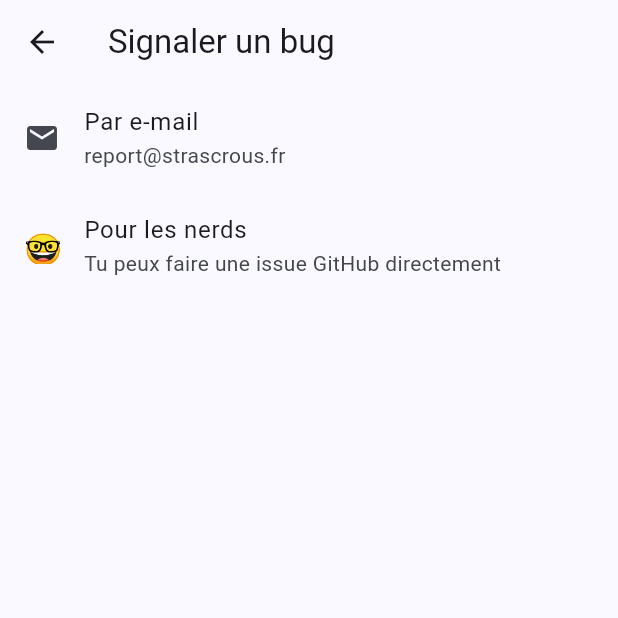
After one commit to Strascrous/App, a Flutter app: the BugPage screen opened by its route, on a phone screen of 412 x 824 dp, the top half of it. The commit adds this screen. Run offline on Flutter 3.47's test engine with Material 3 defaults, Android fonts, the phone set to English and light mode, and no system bars; drawn by our look-alikes of dynamic_color; our stand-ins replace flutter_svg, geolocator, get_storage, go_router; missing offline and left inert: home_widget, strascrous_data; accounts and stored records are empty.

Commit message:
feat: bug and suggestion in settings

```diff
--- a/lib/main.dart
+++ b/lib/main.dart
@@ -7,17 +7,18 @@ import 'package:go_router/go_router.dart';
 import 'package:strascrous/api/restaurants.dart';
 import 'package:strascrous/components/navigation.dart';
 import 'package:strascrous/providers/theme_provider.dart';
+import 'package:strascrous/routes/bug.dart';
 import 'package:strascrous/routes/credits.dart';
 import 'package:strascrous/routes/menu.dart';
 import 'package:strascrous/routes/root.dart';
 import 'package:strascrous/routes/settings.dart';
+import 'package:strascrous/routes/suggestion.dart';
 import 'package:strascrous/utils/home_widget.dart';
 
 Future<void> main() async {
     WidgetsFlutterBinding.ensureInitialized();
     await initializeDateFormatting('fr_FR');
     await GetStorage.init();
-    // Les installations existantes ont déjà un cache : on le recopie pour le widget.
     syncWidgetRestaurants(readRestaurants(null));
 
     runApp(const App());
@@ -143,6 +144,14 @@ final GoRouter router = GoRouter(
         GoRoute(
             path: "/credits",
             builder: (context, state) => const CreditsPage()
+        ),
+        GoRoute(
+            path: "/bug",
+            builder: (context, state) => const BugPage()
+        ),
+        GoRoute(
+            path: "/suggestion",
+            builder: (context, state) => const SuggestionPage()
         )
     ]
 );
--- /dev/null
+++ b/lib/routes/bug.dart
@@ -0,0 +1,46 @@
+import 'package:flutter/material.dart';
+import 'package:strascrous/utils/uri.dart';
+
+class BugPage extends StatelessWidget {
+    const BugPage({ super.key });
+
+    @override
+    Widget build(BuildContext context) {
+        return Scaffold(
+            appBar: AppBar(
+                title: Text("Signaler un bug"),
+                leading: IconButton(
+                    icon: Icon(Icons.arrow_back),
+                    onPressed: () => Navigator.of(context).pop(),
+                ),
+            ),
+            body: ListView(
+                children: [
+                    ListTile(
+                        leading: const Icon(Icons.email),
+                        title: const Text("Par e-mail"),
+                        subtitle: const Text("report@strascrous.fr"),
+                        onTap: () => openUri(Uri(
+                            scheme: "mailto",
+                            path: "report@strascrous.fr",
+                            query: "subject=${Uri.encodeComponent("[Bug] Courte description du bug")}"
+                                "&body=${Uri.encodeComponent("Décris le bug ici (ce que tu faisais, ce qui s'est passé, ce que tu attendais)\n\n")}",
+                        ))
+                    ),
+                    ListTile(
+                        leading: const SizedBox(
+                            width: 24,
+                            height: 24,
+                            child: Center(
+                                child: Text("🤓", style: TextStyle(fontSize: 20)),
+                            ),
+                        ),
+                        title: const Text("Pour les nerds"),
+                        subtitle: const Text("Tu peux faire une issue GitHub directement"),
+                        onTap: () => openUri(Uri.parse("https://github.com/Strascrous/App/issues"))
+                    ),
+                ],
+            ),
+        );
+    }
+}
--- a/lib/routes/settings.dart
+++ b/lib/routes/settings.dart
@@ -58,6 +58,18 @@ class _SettingsPageState extends State<SettingsPage> {
                         title: const Text('Thème'),
                         subtitle: const Text("Cliquez pour sélectionner un autre thème"),
                         onTap: () => _openThemeSelector(context),
+                    ),
+                    ListTile(
+                        leading: Icon(Icons.bug_report),
+                        title: const Text('Signaler un bug'),
+                        subtitle: const Text("Un problème ? Signale le nous"),
+                        onTap: () => context.push('/bug')
+                    ),
+                    ListTile(
+                        leading: Icon(Icons.lightbulb),
+                        title: const Text('Proposer une idée'),
+                        subtitle: const Text('Une idée ? Propose la'),
+                        onTap: () => context.push('/suggestion'),
                     ),
                     ListTile(
                         leading: Icon(Icons.favorite),
```
Also changed, not shown: lib/routes/credits.dart (+3 -7 lines), lib/routes/suggestion.dart (added, +46 -0 lines).
